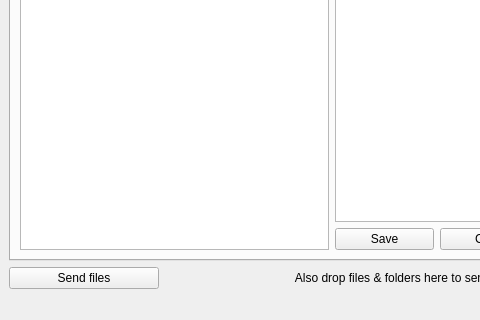
Qt form src/ui/MainWindow.ui (trebleshot/desktop) before a commit; both pictures show x 0 to 480 and y 144 to 464 of the 663 by 464 pixel window.
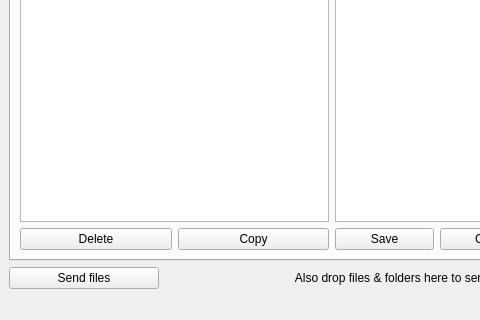
The same form after that commit. The open tabs and pages were chosen to show the change.

The edit to the form file:
```diff
--- a/src/ui/MainWindow.ui
+++ b/src/ui/MainWindow.ui
@@ -47,7 +47,7 @@
          <enum>QTabWidget::Rounded</enum>
         </property>
         <property name="currentIndex">
-         <number>1</number>
+         <number>0</number>
         </property>
         <widget class="QWidget" name="tab_2">
          <attribute name="title">
@@ -138,15 +138,38 @@
          <attribute name="title">
           <string>Text stream</string>
          </attribute>
-         <layout class="QVBoxLayout" name="verticalLayout_6">
+         <layout class="QHBoxLayout" name="horizontalLayout_7">
           <item>
-           <layout class="QHBoxLayout" name="horizontalLayout_5">
+           <layout class="QVBoxLayout" name="verticalLayout_5">
             <item>
              <widget class="QTreeView" name="textTreeView">
+              <property name="selectionMode">
+               <enum>QAbstractItemView::MultiSelection</enum>
+              </property>
               <property name="rootIsDecorated">
                <bool>false</bool>
               </property>
              </widget>
+            </item>
+            <item>
+             <layout class="QHBoxLayout" name="horizontalLayout_5">
+              <item>
+               <widget class="QPushButton" name="deleteSavedTextButton">
+                <property name="text">
+                 <string>Delete</string>
+                </property>
+               </widget>
+              </item>
+              <item>
+               <widget class="QPushButton" name="copySavedTextButton">
+                <property name="text">
+                 <string>Copy</string>
+                </property>
+               </widget>
+              </item>
+             </layout>
+            </item>
+           </layout>
             </item>
             <item>
              <layout class="QVBoxLayout" name="verticalLayout_4">
@@ -164,6 +187,9 @@
                   <property name="text">
                    <string>Save</string>
                   </property>
+                <property name="shortcut">
+                 <string>Ctrl+Return</string>
+                </property>
                  </widget>
                 </item>
                 <item>
@@ -179,8 +205,6 @@
                    <string>Send to...</string>
                   </property>
                  </widget>
-                </item>
-               </layout>
               </item>
              </layout>
             </item>
```
Lines whose indentation alone changed are shown as unchanged.
